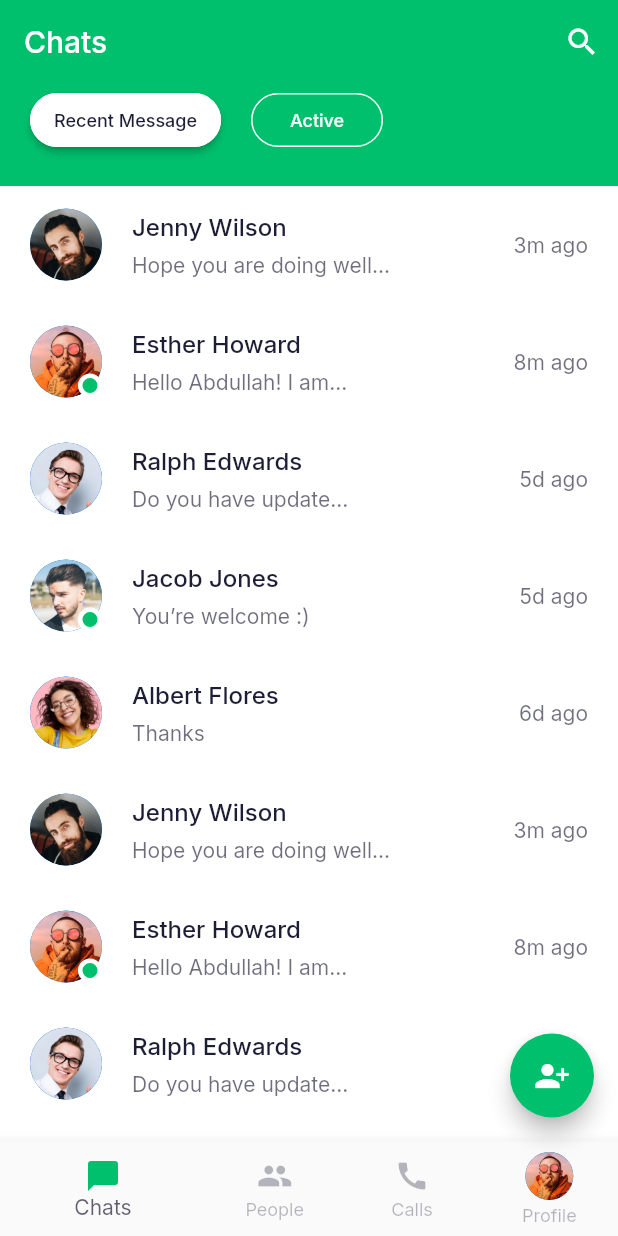
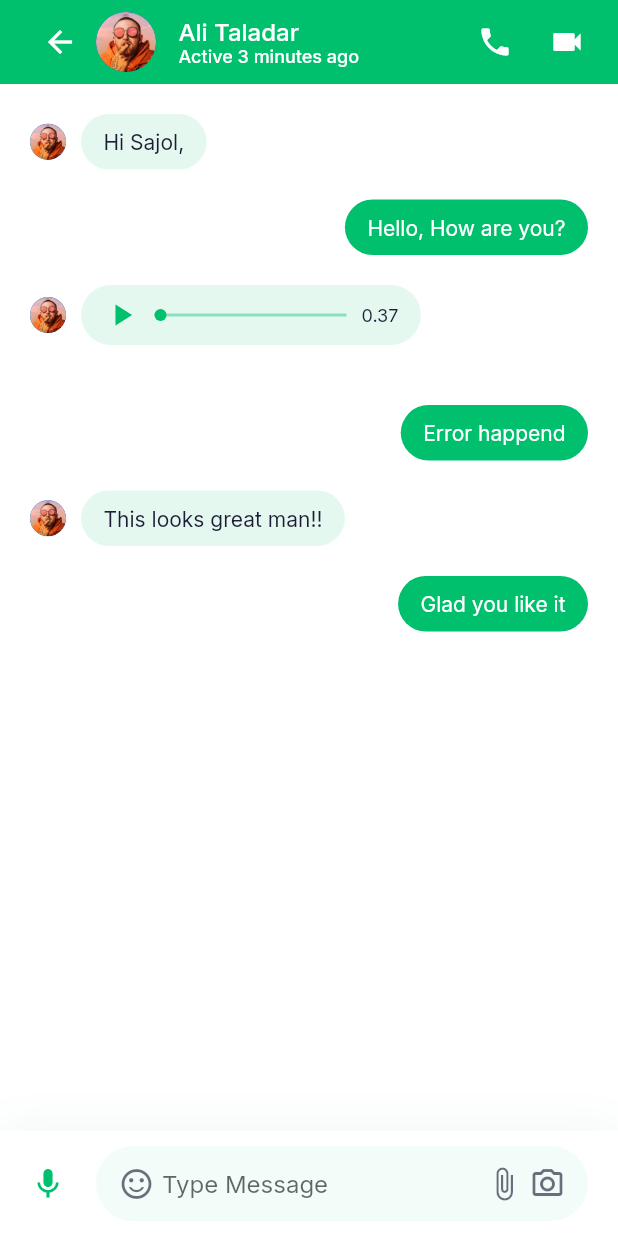
Before and after one commit to AliTaladar/Messenger-App, a Flutter app: the ChatsScreen screen opened directly, after a tap on "Jenny Wilson", on a phone screen of 412 x 824 dp. Run offline on Flutter 3.47's test engine with Material 2 defaults, Android fonts, the phone set to English and light mode, and no system bars; our stand-ins replace google_fonts.

Commit message:
Built messages UI

```diff
--- a/messenger/lib/models/ChatMessage.dart
+++ b/messenger/lib/models/ChatMessage.dart
@@ -17,7 +17,7 @@ class ChatMessage {
   });
 }
 
-List demeChatMessages = [
+List demoChatMessages = [
   ChatMessage(
     text: "Hi Sajol,",
     messageType: ChatMessageType.text,
--- a/messenger/lib/screens/chats/chats_screen.dart
+++ b/messenger/lib/screens/chats/chats_screen.dart
@@ -53,10 +53,7 @@ class _ChatsScreenState extends State<ChatsScreen> {
       automaticallyImplyLeading: false,
       title: Text('Chats'),
       actions: [
-        IconButton(
-          icon: Icon(Icons.search),
-          onPressed: () {},
-        ),
+        IconButton(icon: Icon(Icons.search), onPressed: () {}),
       ],
     );
   }
--- a/messenger/lib/screens/chats/components/body.dart
+++ b/messenger/lib/screens/chats/components/body.dart
@@ -2,6 +2,7 @@ import 'package:flutter/material.dart';
 import 'package:messenger/components/filled_outline_button.dart';
 import 'package:messenger/constants.dart';
 import 'package:messenger/models/Chat.dart';
+import 'package:messenger/screens/messages/message_screen.dart';
 
 import 'chat_card.dart';
 
@@ -31,7 +32,11 @@ class Body extends StatelessWidget {
             itemCount: chatsData.length,
             itemBuilder: (context, index) => ChatCard(
               chat: chatsData[index],
-              press: () {},
+              press: () => Navigator.push(
+                  context,
+                  MaterialPageRoute(
+                    builder: (context) => MessageScreen(),
+                  )),
             ),
           ),
         ),
--- /dev/null
+++ b/messenger/lib/screens/messages/components/audio_message.dart
@@ -0,0 +1,65 @@
+import 'package:flutter/material.dart';
+import 'package:messenger/constants.dart';
+import 'package:messenger/models/ChatMessage.dart';
+
+class AudioMessage extends StatelessWidget {
+  final ChatMessage message;
+
+  const AudioMessage({Key key, this.message}) : super(key: key);
+
+  @override
+  Widget build(BuildContext context) {
+    return Container(
+      width: MediaQuery.of(context).size.width * 0.55,
+      padding: EdgeInsets.symmetric(
+        horizontal: kDefaultPadding * 0.75,
+        vertical: kDefaultPadding / 2.5,
+      ),
+      decoration: BoxDecoration(
+        borderRadius: BorderRadius.circular(30),
+        color: kPrimaryColor.withOpacity(message.isSender ? 1 : 0.1),
+      ),
+      child: Row(
+        children: [
+          Icon(
+            Icons.play_arrow,
+            color: message.isSender ? Colors.white : kPrimaryColor,
+          ),
+          Expanded(
+            child: Padding(
+              padding:
+                  const EdgeInsets.symmetric(horizontal: kDefaultPadding / 2),
+              child: Stack(
+                clipBehavior: Clip.none,
+                alignment: Alignment.center,
+                children: [
+                  Container(
+                    width: double.infinity,
+                    height: 2,
+                    color: message.isSender
+                        ? Colors.white
+                        : kPrimaryColor.withOpacity(0.4),
+                  ),
+                  Positioned(
+                    left: 0,
+                    child: Container(
+                      height: 8,
+                      width: 8,
+                      decoration: BoxDecoration(
+                          color: kPrimaryColor, shape: BoxShape.circle),
+                    ),
+                  )
+                ],
+              ),
+            ),
+          ),
+          Text(
+            '0.37',
+            style: TextStyle(
+                fontSize: 12, color: message.isSender ? Colors.white : null),
+          )
+        ],
+      ),
+    );
+  }
+}
--- /dev/null
+++ b/messenger/lib/screens/messages/components/body.dart
@@ -0,0 +1,29 @@
+import 'package:flutter/material.dart';
+import 'package:messenger/constants.dart';
+import 'package:messenger/models/ChatMessage.dart';
+
+import 'chat_input_field.dart';
+import 'message.dart';
+import 'text_message.dart';
+
+class Body extends StatelessWidget {
+  @override
+  Widget build(BuildContext context) {
+    return Column(
+      children: [
+        Expanded(
+          child: Padding(
+            padding: const EdgeInsets.symmetric(horizontal: kDefaultPadding),
+            child: ListView.builder(
+              itemCount: demoChatMessages.length,
+              itemBuilder: (context, index) => Message(
+                message: demoChatMessages[index],
+              ),
+            ),
+          ),
+        ),
+        ChatInputField(),
+      ],
+    );
+  }
+}
--- /dev/null
+++ b/messenger/lib/screens/messages/components/chat_input_field.dart
@@ -0,0 +1,82 @@
+import 'package:flutter/material.dart';
+import 'package:messenger/constants.dart';
+
+class ChatInputField extends StatelessWidget {
+  const ChatInputField({
+    Key key,
+  }) : super(key: key);
+
+  @override
+  Widget build(BuildContext context) {
+    return Container(
+      padding: EdgeInsets.symmetric(
+          horizontal: kDefaultPadding, vertical: kDefaultPadding / 2),
+      decoration: BoxDecoration(
+          color: Theme.of(context).scaffoldBackgroundColor,
+          boxShadow: [
+            BoxShadow(
+                offset: Offset(0, 4),
+                blurRadius: 32,
+                color: Color(0xFF087949).withOpacity(0.08)),
+          ]),
+      child: SafeArea(
+        child: Row(
+          children: [
+            Icon(
+              Icons.mic,
+              color: kPrimaryColor,
+            ),
+            SizedBox(
+              width: kDefaultPadding,
+            ),
+            Expanded(
+              child: Container(
+                padding:
+                    EdgeInsets.symmetric(horizontal: kDefaultPadding * 0.75),
+                height: 50,
+                decoration: BoxDecoration(
+                  color: kPrimaryColor.withOpacity(0.05),
+                  borderRadius: BorderRadius.circular(40),
+                ),
+                child: Row(children: [
+                  Icon(
+                    Icons.sentiment_satisfied_alt_outlined,
+                    color: Theme.of(context)
+                        .textTheme
+                        .bodyText1
+                        .color
+                        .withOpacity(0.64),
+                  ),
+                  SizedBox(width: kDefaultPadding / 4),
+                  Expanded(
+                    child: TextField(
+                      decoration: InputDecoration(
+                          hintText: 'Type Message', border: InputBorder.none),
+                    ),
+                  ),
+                  Icon(
+                    Icons.attach_file,
+                    color: Theme.of(context)
+                        .textTheme
+                        .bodyText1
+                        .color
+                        .withOpacity(0.64),
+                  ),
+                  SizedBox(width: kDefaultPadding / 4),
+                  Icon(
+                    Icons.camera_alt_outlined,
+                    color: Theme.of(context)
+                        .textTheme
+                        .bodyText1
+                        .color
+                        .withOpacity(0.64),
+                  ),
+                ]),
+              ),
+            )
+          ],
+        ),
+      ),
+    );
+  }
+}
--- /dev/null
+++ b/messenger/lib/screens/messages/components/message.dart
@@ -0,0 +1,51 @@
+import 'package:flutter/material.dart';
+import 'package:messenger/constants.dart';
+import 'package:messenger/models/ChatMessage.dart';
+
+import 'audio_message.dart';
+import 'text_message.dart';
+
+class Message extends StatelessWidget {
+  const Message({
+    Key key,
+    @required this.message,
+  }) : super(key: key);
+
+  final ChatMessage message;
+
+  @override
+  Widget build(BuildContext context) {
+    Widget messageContent(ChatMessage message) {
+      switch (message.messageType) {
+        case ChatMessageType.text:
+          return TextMessage(message: message);
+          break;
+        case ChatMessageType.audio:
+          return AudioMessage(message: message);
+          break;
+        default:
+          return SizedBox();
+      }
+    }
+
+    return Padding(
+      padding: const EdgeInsets.only(top: kDefaultPadding),
+      child: Row(
+        mainAxisAlignment:
+            message.isSender ? MainAxisAlignment.end : MainAxisAlignment.start,
+        children: [
+          if (!message.isSender) ...[
+            CircleAvatar(
+              radius: 12,
+              backgroundImage: AssetImage('assets/images/user_2.png'),
+            ),
+            SizedBox(
+              width: kDefaultPadding / 2,
+            )
+          ],
+          messageContent(message),
+        ],
+      ),
+    );
+  }
+}
--- /dev/null
+++ b/messenger/lib/screens/messages/components/text_message.dart
@@ -0,0 +1,32 @@
+import 'package:flutter/material.dart';
+import 'package:messenger/constants.dart';
+import 'package:messenger/models/ChatMessage.dart';
+
+class TextMessage extends StatelessWidget {
+  const TextMessage({
+    Key key,
+    @required this.message,
+  }) : super(key: key);
+
+  final ChatMessage message;
+
+  @override
+  Widget build(BuildContext context) {
+    return Container(
+      padding: EdgeInsets.symmetric(
+          horizontal: kDefaultPadding * 0.75, vertical: kDefaultPadding / 2),
+      decoration: BoxDecoration(
+        color: kPrimaryColor.withOpacity(message.isSender ? 1 : 0.1),
+        borderRadius: BorderRadius.circular(30),
+      ),
+      child: Text(
+        message.text,
+        style: TextStyle(
+          color: message.isSender
+              ? Colors.white
+              : Theme.of(context).textTheme.bodyText1.color,
+        ),
+      ),
+    );
+  }
+}
--- /dev/null
+++ b/messenger/lib/screens/messages/message_screen.dart
@@ -0,0 +1,57 @@
+import 'package:flutter/material.dart';
+import 'package:messenger/constants.dart';
+
+import 'components/body.dart';
+
+class MessageScreen extends StatelessWidget {
+  @override
+  Widget build(BuildContext context) {
+    return Scaffold(
+      appBar: buildAppBar(),
+      body: Body(),
+    );
+  }
+
+  AppBar buildAppBar() {
+    return AppBar(
+      automaticallyImplyLeading: false,
+      title: Row(
+        children: [
+          BackButton(),
+          CircleAvatar(
+            backgroundImage: AssetImage('assets/images/user_2.png'),
+          ),
+          SizedBox(
+            width: kDefaultPadding * 0.75,
+          ),
+          Column(
+            crossAxisAlignment: CrossAxisAlignment.start,
+            children: [
+              Text(
+                'Ali Taladar',
+                style: TextStyle(fontSize: 16),
+              ),
+              Text(
+                'Active 3 minutes ago',
+                style: TextStyle(fontSize: 12),
+              ),
+            ],
+          )
+        ],
+      ),
+      actions: [
+        IconButton(
+          icon: Icon(Icons.local_phone),
+          onPressed: () {},
+        ),
+        IconButton(
+          icon: Icon(Icons.videocam),
+          onPressed: () {},
+        ),
+        SizedBox(
+          width: kDefaultPadding / 2,
+        ),
+      ],
+    );
+  }
+}
```
Also changed, not shown: 1 other file.
